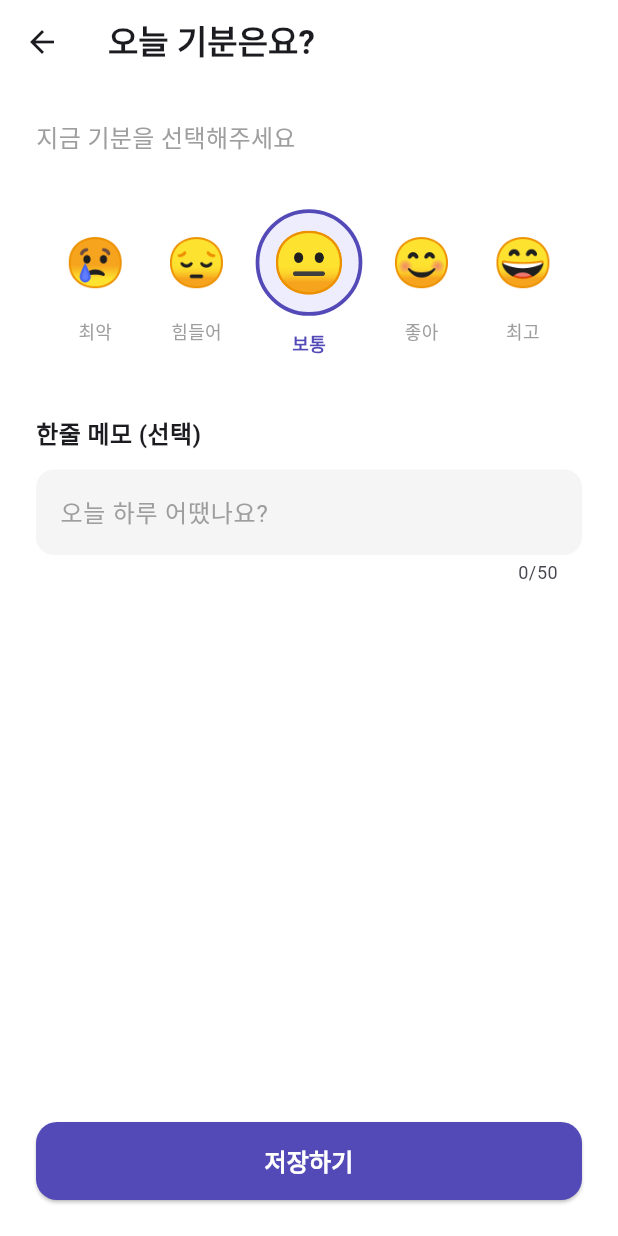
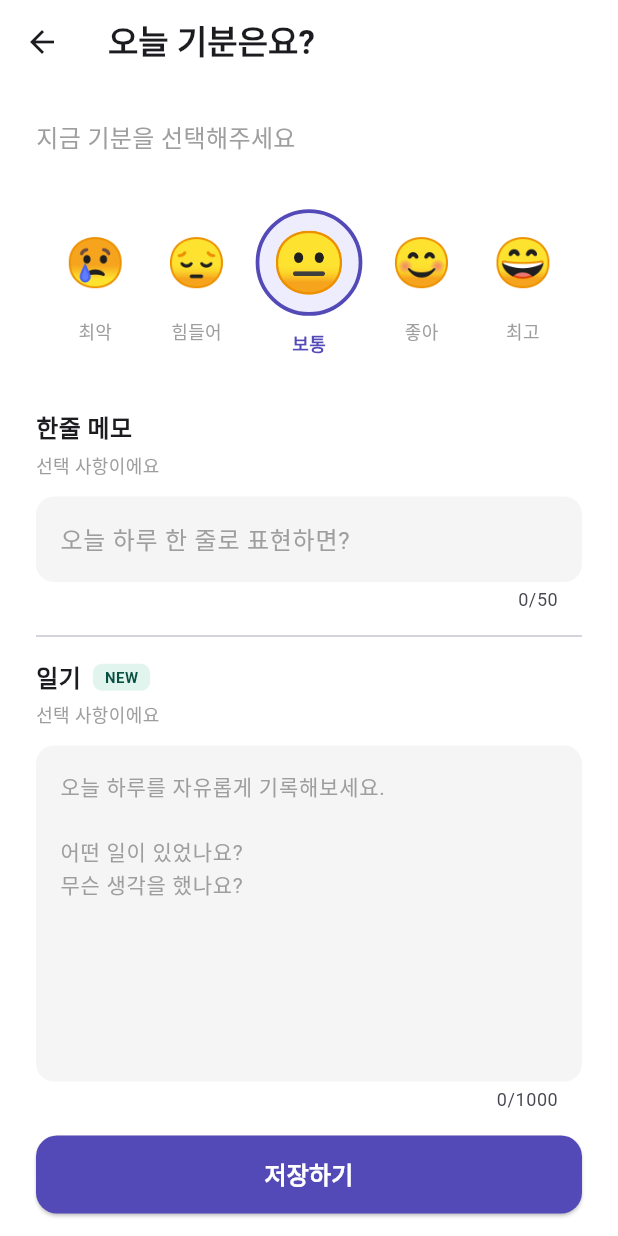
Before and after one commit to JunHyeongChoii/Emolog, a Flutter app: the AddEmotionScreen screen opened directly, on a phone screen of 412 x 824 dp. Run offline on Flutter 3.47's test engine with Material 3 defaults, Android fonts, the phone set to English and light mode, and no system bars; our stand-ins replace hive, hive_flutter; accounts and stored records are empty.

Commit message:
감정 기록에 일기 본문 작성 기능 추가

```diff
--- a/lib/models/emotion_entry.dart
+++ b/lib/models/emotion_entry.dart
@@ -18,4 +18,7 @@ class EmotionEntry extends HiveObject {
 
   @HiveField(4)
   late String createdAt;
+
+  @HiveField(5)
+  late String diary;
 }
--- a/lib/screens/add_emotion_screen.dart
+++ b/lib/screens/add_emotion_screen.dart
@@ -12,6 +12,7 @@ class AddEmotionScreen extends StatefulWidget {
 class _AddEmotionScreenState extends State<AddEmotionScreen> {
   int _selectedScore = 3;
   final TextEditingController _memoController = TextEditingController();
+  final TextEditingController _diaryController = TextEditingController();
 
   final List<Map<String, dynamic>> _emotions = [
     {'emoji': '😢', 'label': '최악', 'score': 1},
@@ -21,6 +22,14 @@ class _AddEmotionScreenState extends State<AddEmotionScreen> {
     {'emoji': '😄', 'label': '최고', 'score': 5},
   ];
 
+  @override
+  void dispose() {
+    _memoController.dispose();
+    _diaryController.dispose();
+    super.dispose();
+  }
+
+  // 저장
   void _save() async {
     final box = Hive.box<EmotionEntry>('emotions');
     final now = DateTime.now();
@@ -29,6 +38,7 @@ class _AddEmotionScreenState extends State<AddEmotionScreen> {
       ..score = _selectedScore
       ..emoji = _emotions[_selectedScore - 1]['emoji']
       ..memo = _memoController.text
+      ..diary = _diaryController.text
       ..createdAt = '${now.hour.toString().padLeft(2, '0')}:${now.minute.toString().padLeft(2, '0')}';
 
     await box.add(entry);
@@ -46,7 +56,8 @@ class _AddEmotionScreenState extends State<AddEmotionScreen> {
           style: TextStyle(fontWeight: FontWeight.bold),
         ),
       ),
-      body: Padding(
+      // 키보드 올라올 때 스크롤 가능하도록
+      body: SingleChildScrollView(
         padding: const EdgeInsets.all(24.0),
         child: Column(
           crossAxisAlignment: CrossAxisAlignment.start,
@@ -79,9 +90,7 @@ class _AddEmotionScreenState extends State<AddEmotionScreen> {
                         ),
                         child: Text(
                           e['emoji'],
-                          style: TextStyle(
-                            fontSize: isSelected ? 40 : 32,
-                          ),
+                          style: TextStyle(fontSize: isSelected ? 40 : 32),
                         ),
                       ),
                       const SizedBox(height: 6),
@@ -89,12 +98,8 @@ class _AddEmotionScreenState extends State<AddEmotionScreen> {
                         e['label'],
                         style: TextStyle(
                           fontSize: 12,
-                          color: isSelected
-                              ? const Color(0xFF534AB7)
-                              : Colors.grey,
-                          fontWeight: isSelected
-                              ? FontWeight.bold
-                              : FontWeight.normal,
+                          color: isSelected ? const Color(0xFF534AB7) : Colors.grey,
+                          fontWeight: isSelected ? FontWeight.bold : FontWeight.normal,
                         ),
                       ),
                     ],
@@ -103,19 +108,24 @@ class _AddEmotionScreenState extends State<AddEmotionScreen> {
               }).toList(),
             ),
 
-            const SizedBox(height: 40),
+            const SizedBox(height: 36),
 
-            // 메모 입력
+            // 한줄 메모
             const Text(
-              '한줄 메모 (선택)',
+              '한줄 메모',
               style: TextStyle(fontSize: 16, fontWeight: FontWeight.bold),
+            ),
+            const SizedBox(height: 4),
+            const Text(
+              '선택 사항이에요',
+              style: TextStyle(fontSize: 12, color: Colors.grey),
             ),
             const SizedBox(height: 12),
             TextField(
               controller: _memoController,
               maxLength: 50,
               decoration: InputDecoration(
-                hintText: '오늘 하루 어땠나요?',
+                hintText: '오늘 하루 한 줄로 표현하면?',
                 hintStyle: const TextStyle(color: Colors.grey),
                 filled: true,
                 fillColor: const Color(0xFFF5F5F5),
@@ -126,7 +136,56 @@ class _AddEmotionScreenState extends State<AddEmotionScreen> {
               ),
             ),
 
-            const Spacer(),
+            const Divider(height: 32),
+
+            // 일기 본문
+            Row(
+              children: [
+                const Text(
+                  '일기',
+                  style: TextStyle(fontSize: 16, fontWeight: FontWeight.bold),
+                ),
+                const SizedBox(width: 8),
+                Container(
+                  padding: const EdgeInsets.symmetric(horizontal: 8, vertical: 2),
+                  decoration: BoxDecoration(
+                    color: const Color(0xFFE1F5EE),
+                    borderRadius: BorderRadius.circular(6),
+                  ),
+                  child: const Text(
+                    'NEW',
+                    style: TextStyle(
+                      fontSize: 10,
+                      fontWeight: FontWeight.bold,
+                      color: Color(0xFF085041),
+                    ),
+                  ),
+                ),
+              ],
+            ),
+            const SizedBox(height: 4),
+            const Text(
+              '선택 사항이에요',
+              style: TextStyle(fontSize: 12, color: Colors.grey),
+            ),
+            const SizedBox(height: 12),
+            TextField(
+              controller: _diaryController,
+              maxLines: 8,
+              maxLength: 1000,
+              decoration: InputDecoration(
+                hintText: '오늘 하루를 자유롭게 기록해보세요.\n\n어떤 일이 있었나요?\n무슨 생각을 했나요?',
+                hintStyle: const TextStyle(color: Colors.grey, fontSize: 14),
+                filled: true,
+                fillColor: const Color(0xFFF5F5F5),
+                border: OutlineInputBorder(
+                  borderRadius: BorderRadius.circular(12),
+                  borderSide: BorderSide.none,
+                ),
+              ),
+            ),
+
+            const SizedBox(height: 16),
 
             // 저장 버튼
             SizedBox(
@@ -150,6 +209,8 @@ class _AddEmotionScreenState extends State<AddEmotionScreen> {
                 ),
               ),
             ),
+
+            const SizedBox(height: 24),
           ],
         ),
       ),
```
Also changed, not shown: lib/screens/edit_emotion_screen.dart (+64 -16 lines), lib/models/emotion_entry.g.dart.
